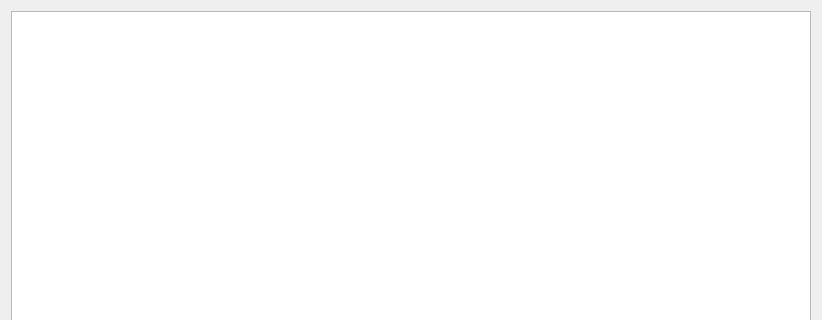
Above: View/memtab.ui from t103z/Tomasulo before the change; both pictures show x 0 to 822 and y 0 to 320 of the 822 by 597 pixel window. Below: the same form after it.
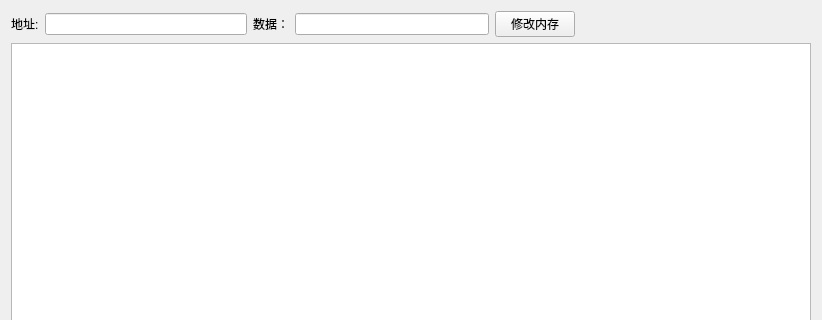
That is the form after the change.

Diff of the .ui file:
```diff
--- a/View/memtab.ui
+++ b/View/memtab.ui
@@ -13,16 +13,72 @@
   <property name="windowTitle">
    <string>Form</string>
   </property>
-  <layout class="QVBoxLayout" name="verticalLayout">
+  <layout class="QVBoxLayout" name="verticalLayout_2">
    <item>
-    <widget class="QTableView" name="tableMem">
-     <attribute name="horizontalHeaderVisible">
-      <bool>true</bool>
-     </attribute>
-     <attribute name="verticalHeaderVisible">
-      <bool>true</bool>
-     </attribute>
-    </widget>
+    <layout class="QVBoxLayout" name="verticalLayout">
+     <item>
+      <layout class="QHBoxLayout" name="horizontalLayout_3">
+       <item>
+        <layout class="QHBoxLayout" name="horizontalLayout">
+         <item>
+          <widget class="QLabel" name="labelAddr">
+           <property name="text">
+            <string>地址:</string>
+           </property>
+          </widget>
+         </item>
+         <item>
+          <widget class="QLineEdit" name="editAddr"/>
+         </item>
+        </layout>
+       </item>
+       <item>
+        <layout class="QHBoxLayout" name="horizontalLayout_2">
+         <item>
+          <widget class="QLabel" name="labelData">
+           <property name="text">
+            <string>数据：</string>
+           </property>
+          </widget>
+         </item>
+         <item>
+          <widget class="QLineEdit" name="editData"/>
+         </item>
+        </layout>
+       </item>
+       <item>
+        <widget class="QPushButton" name="btnMem">
+         <property name="text">
+          <string>修改内存</string>
+         </property>
+        </widget>
+       </item>
+       <item>
+        <spacer name="horizontalSpacer">
+         <property name="orientation">
+          <enum>Qt::Horizontal</enum>
+         </property>
+         <property name="sizeHint" stdset="0">
+          <size>
+           <width>40</width>
+           <height>20</height>
+          </size>
+         </property>
+        </spacer>
+       </item>
+      </layout>
+     </item>
+     <item>
+      <widget class="QTableView" name="tableMem">
+       <attribute name="horizontalHeaderVisible">
+        <bool>false</bool>
+       </attribute>
+       <attribute name="verticalHeaderVisible">
+        <bool>false</bool>
+       </attribute>
+      </widget>
+     </item>
+    </layout>
    </item>
   </layout>
  </widget>
```
